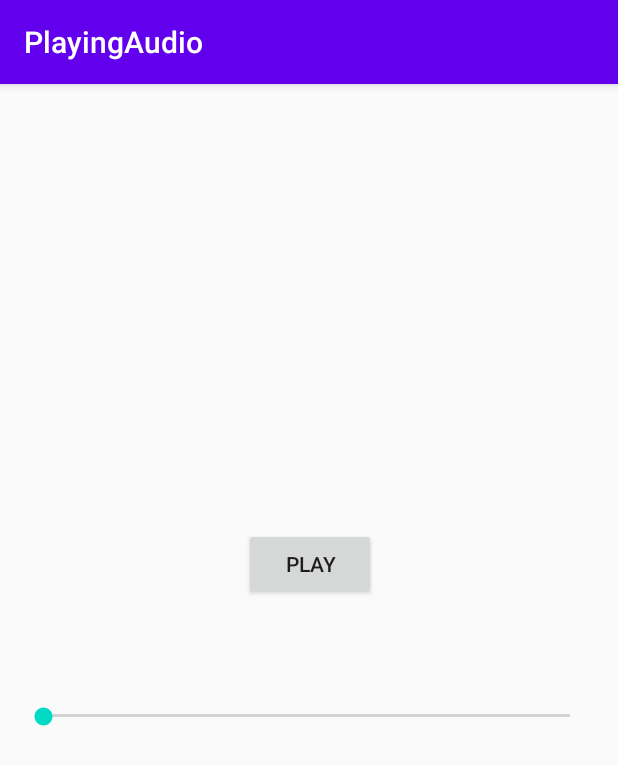
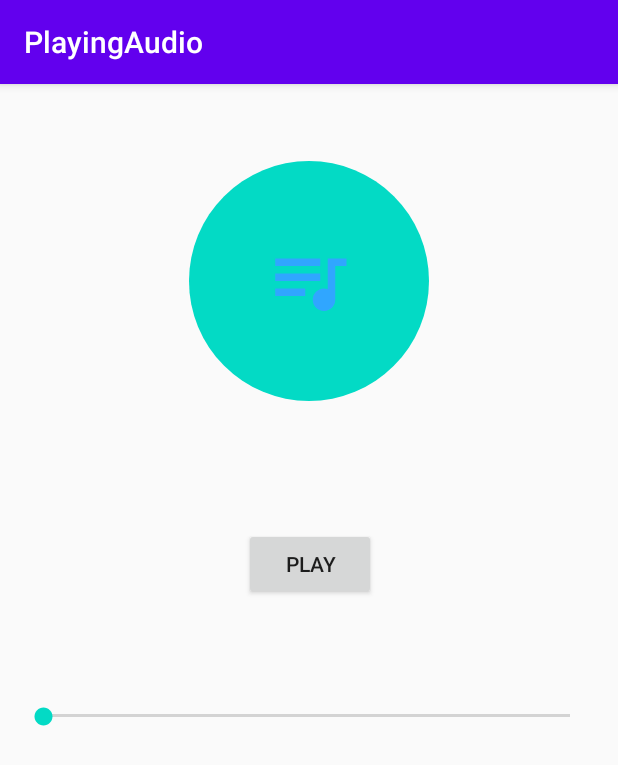
Before and after one commit to suslik90/android-audio, an Android app: the screen it shows after launch (MainActivity), on a phone screen of 412 x 824 dp. Shown: the top 765 px of the screen. Run offline under Robolectric (Android 15) with nearby library versions, the phone set to English and light mode, and no system bars.

Commit message:
Add drawable resources in Android app

```diff
--- /dev/null
+++ b/app/src/main/res/drawable/circle.xml
@@ -0,0 +1,8 @@
+<?xml version="1.0" encoding="utf-8"?>
+<shape xmlns:android="http://schemas.android.com/apk/res/android"
+    android:shape="oval">
+<solid
+    android:color="@color/colorAccent"/>
+    <size android:height="240dp"
+        android:width="240dp"/>
+</shape>
--- /dev/null
+++ b/app/src/main/res/drawable/ic_queue_music_blue_24dp.xml
@@ -0,0 +1,5 @@
+<vector android:height="24dp" android:tint="#30A6FF"
+    android:viewportHeight="24.0" android:viewportWidth="24.0"
+    android:width="24dp" xmlns:android="http://schemas.android.com/apk/res/android">
+    <path android:fillColor="#FF000000" android:pathData="M15,6L3,6v2h12L15,6zM15,10L3,10v2h12v-2zM3,16h8v-2L3,14v2zM17,6v8.18c-0.31,-0.11 -0.65,-0.18 -1,-0.18 -1.66,0 -3,1.34 -3,3s1.34,3 3,3 3,-1.34 3,-3L19,8h3L22,6h-5z"/>
+</vector>
--- a/app/src/main/res/layout/activity_main.xml
+++ b/app/src/main/res/layout/activity_main.xml
@@ -34,4 +34,32 @@
         app:layout_constraintStart_toStartOf="parent"
         app:layout_constraintTop_toBottomOf="@+id/toogleButton" />
 
+    <ImageView
+        android:id="@+id/imageView1"
+        android:layout_width="160dp"
+        android:layout_height="160dp"
+        android:layout_marginStart="175dp"
+        android:layout_marginTop="60dp"
+        android:layout_marginEnd="176dp"
+        android:layout_marginBottom="93dp"
+        app:layout_constraintBottom_toTopOf="@+id/toogleButton"
+        app:layout_constraintEnd_toEndOf="parent"
+        app:layout_constraintStart_toStartOf="parent"
+        app:layout_constraintTop_toTopOf="parent"
+        app:srcCompat="@drawable/circle" />
+
+    <ImageView
+        android:id="@+id/imageView2"
+        android:layout_width="60dp"
+        android:layout_height="60dp"
+        android:layout_marginStart="175dp"
+        android:layout_marginTop="60dp"
+        android:layout_marginEnd="176dp"
+        android:layout_marginBottom="93dp"
+        app:layout_constraintBottom_toTopOf="@+id/toogleButton"
+        app:layout_constraintEnd_toEndOf="parent"
+        app:layout_constraintStart_toStartOf="parent"
+        app:layout_constraintTop_toTopOf="parent"
+        app:srcCompat="@drawable/ic_queue_music_blue_24dp" />
+
 </androidx.constraintlayout.widget.ConstraintLayout>
```
